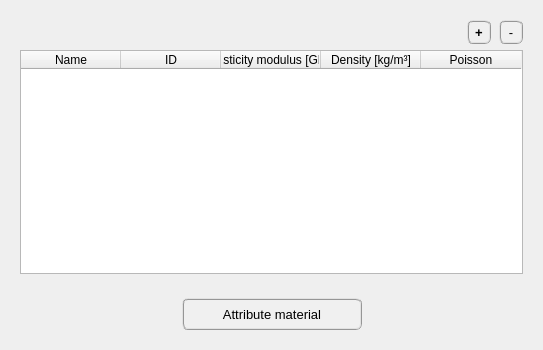
First picture: the form in data/user_input/ui_files/Model/geometry/material_input_widget.ui, repository open-pulse/OpenPulse, before the edit.
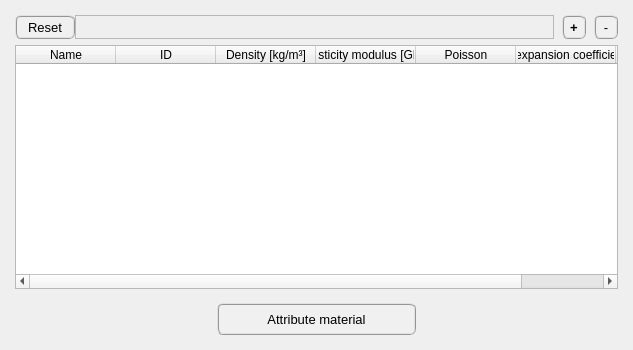
Second picture: the form after the edit.

Patch:
```diff
--- a/data/user_input/ui_files/Model/geometry/material_input_widget.ui
+++ b/data/user_input/ui_files/Model/geometry/material_input_widget.ui
@@ -6,7 +6,7 @@
    <rect>
     <x>0</x>
     <y>0</y>
-    <width>543</width>
+    <width>633</width>
     <height>350</height>
    </rect>
   </property>
@@ -23,6 +23,21 @@
       <enum>QFrame::Raised</enum>
      </property>
      <layout class="QGridLayout" name="gridLayout_3">
+      <property name="leftMargin">
+       <number>4</number>
+      </property>
+      <property name="topMargin">
+       <number>4</number>
+      </property>
+      <property name="rightMargin">
+       <number>4</number>
+      </property>
+      <property name="bottomMargin">
+       <number>4</number>
+      </property>
+      <property name="spacing">
+       <number>4</number>
+      </property>
       <item row="0" column="0">
        <widget class="QFrame" name="frame_4">
         <property name="frameShape">
@@ -91,6 +106,66 @@
       <enum>QFrame::Raised</enum>
      </property>
      <layout class="QGridLayout" name="gridLayout_2">
+      <property name="leftMargin">
+       <number>4</number>
+      </property>
+      <property name="topMargin">
+       <number>4</number>
+      </property>
+      <property name="rightMargin">
+       <number>4</number>
+      </property>
+      <property name="bottomMargin">
+       <number>4</number>
+      </property>
+      <property name="horizontalSpacing">
+       <number>4</number>
+      </property>
+      <property name="verticalSpacing">
+       <number>6</number>
+      </property>
+      <item row="1" column="0">
+       <widget class="QTableWidget" name="tableWidget_material_data">
+        <attribute name="verticalHeaderVisible">
+         <bool>false</bool>
+        </attribute>
+        <column>
+         <property name="text">
+          <string>Name</string>
+         </property>
+        </column>
+        <column>
+         <property name="text">
+          <string>ID</string>
+         </property>
+        </column>
+        <column>
+         <property name="text">
+          <string>Density [kg/m³]</string>
+         </property>
+        </column>
+        <column>
+         <property name="text">
+          <string>Elasticity modulus [GPa]</string>
+         </property>
+        </column>
+        <column>
+         <property name="text">
+          <string>Poisson</string>
+         </property>
+        </column>
+        <column>
+         <property name="text">
+          <string>Thermal expansion coefficient [J/mK]</string>
+         </property>
+        </column>
+        <column>
+         <property name="text">
+          <string>Color</string>
+         </property>
+        </column>
+       </widget>
+      </item>
       <item row="0" column="0">
        <widget class="QFrame" name="frame_6">
         <property name="minimumSize">
@@ -124,8 +199,8 @@
          <property name="verticalSpacing">
           <number>0</number>
          </property>
-         <item row="0" column="2">
-          <widget class="QPushButton" name="pushButton_process_geometry_2">
+         <item row="0" column="3">
+          <widget class="QPushButton" name="pushButton_remove_row">
            <property name="minimumSize">
             <size>
              <width>24</width>
@@ -160,18 +235,8 @@
            </property>
           </widget>
          </item>
-         <item row="0" column="0">
-          <widget class="QFrame" name="frame_7">
-           <property name="frameShape">
-            <enum>QFrame::NoFrame</enum>
-           </property>
-           <property name="frameShadow">
-            <enum>QFrame::Raised</enum>
-           </property>
-          </widget>
-         </item>
-         <item row="0" column="1">
-          <widget class="QPushButton" name="pushButton_process_geometry_3">
+         <item row="0" column="2">
+          <widget class="QPushButton" name="pushButton_add_row">
            <property name="minimumSize">
             <size>
              <width>24</width>
@@ -206,38 +271,82 @@
            </property>
           </widget>
          </item>
+         <item row="0" column="0">
+          <widget class="QFrame" name="frame_7">
+           <property name="frameShape">
+            <enum>QFrame::NoFrame</enum>
+           </property>
+           <property name="frameShadow">
+            <enum>QFrame::Raised</enum>
+           </property>
+           <layout class="QGridLayout" name="gridLayout">
+            <property name="leftMargin">
+             <number>0</number>
+            </property>
+            <property name="topMargin">
+             <number>0</number>
+            </property>
+            <property name="rightMargin">
+             <number>0</number>
+            </property>
+            <property name="bottomMargin">
+             <number>0</number>
+            </property>
+            <property name="spacing">
+             <number>0</number>
+            </property>
+            <item row="0" column="0">
+             <widget class="QPushButton" name="pushButton_reset_library">
+              <property name="minimumSize">
+               <size>
+                <width>60</width>
+                <height>24</height>
+               </size>
+              </property>
+              <property name="maximumSize">
+               <size>
+                <width>60</width>
+                <height>24</height>
+               </size>
+              </property>
+              <property name="font">
+               <font>
+                <family>MS Shell Dlg 2</family>
+                <pointsize>10</pointsize>
+                <weight>9</weight>
+                <italic>false</italic>
+                <bold>false</bold>
+               </font>
+              </property>
+              <property name="toolTip">
+               <string>&lt;html&gt;&lt;head/&gt;&lt;body&gt;&lt;p&gt;&lt;span style=&quot; font-weight:400;&quot;&gt;Process geometry and mesh&lt;/span&gt;&lt;/p&gt;&lt;/body&gt;&lt;/html&gt;</string>
+              </property>
+              <property name="styleSheet">
+               <string notr="true">QPushButton{border-radius: 6px; border-color: rgb(150, 150, 150); border-style: ridge; border-width: 2px; color: rgb(0, 0, 0); background-color: rgb(240, 240, 240); font: 75 10pt &quot;MS Shell Dlg 2&quot;}
+QPushButton:hover{border-radius: 6px; border-color: rgb(0, 170, 255); border-style: ridge; border-width: 2px; color: rgb(0, 0, 0); background-color: rgba(174, 213, 255, 100); font: 75 10pt &quot;MS Shell Dlg 2&quot;}
+QPushButton:pressed{border-radius: 6px; border-color: rgb(0, 170, 255); border-style: ridge; border-width: 3px; color: rgb(0, 0, 0); background-color: rgb(174, 213, 255); font: 75 10pt &quot;MS Shell Dlg 2&quot;}</string>
+              </property>
+              <property name="text">
+               <string>Reset</string>
+              </property>
+             </widget>
+            </item>
+            <item row="0" column="1">
+             <widget class="QFrame" name="frame">
+              <property name="frameShape">
+               <enum>QFrame::StyledPanel</enum>
+              </property>
+              <property name="frameShadow">
+               <enum>QFrame::Raised</enum>
+              </property>
+             </widget>
+            </item>
+           </layout>
+          </widget>
+         </item>
         </layout>
        </widget>
       </item>
-      <item row="1" column="0">
-       <widget class="QTableWidget" name="tableWidget">
-        <column>
-         <property name="text">
-          <string>Name</string>
-         </property>
-        </column>
-        <column>
-         <property name="text">
-          <string>ID</string>
-         </property>
-        </column>
-        <column>
-         <property name="text">
-          <string>Elasticity modulus [GPa]</string>
-         </property>
-        </column>
-        <column>
-         <property name="text">
-          <string>Density [kg/m³]</string>
-         </property>
-        </column>
-        <column>
-         <property name="text">
-          <string>Poisson</string>
-         </property>
-        </column>
-       </widget>
-      </item>
      </layout>
     </widget>
    </item>
```
